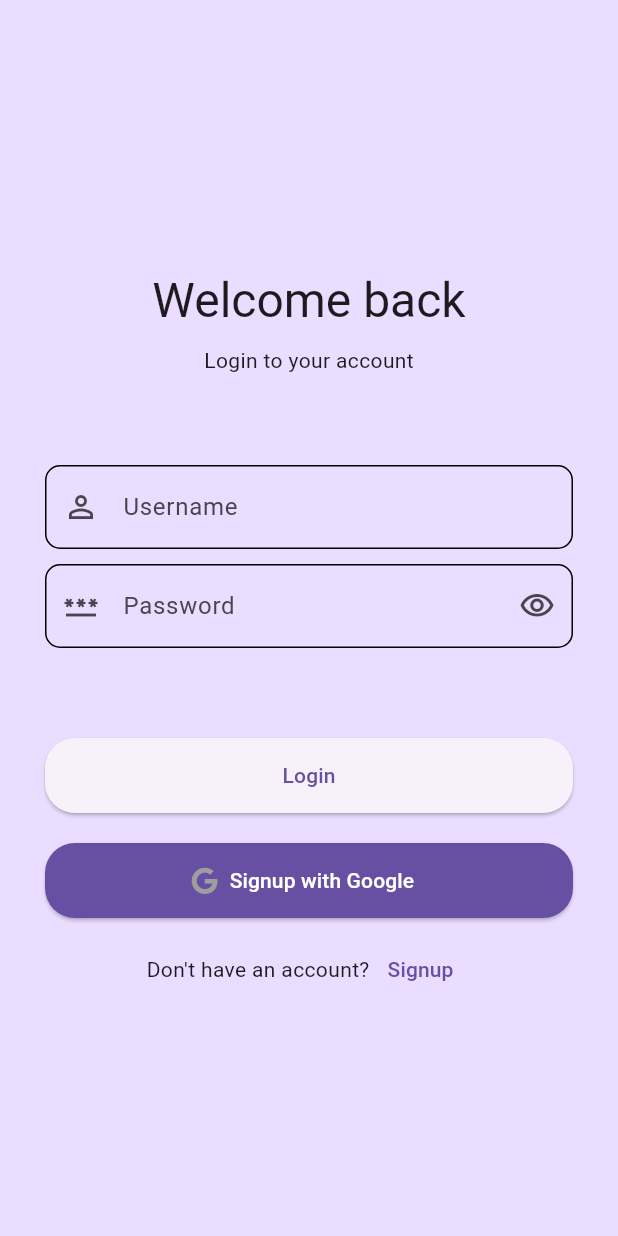
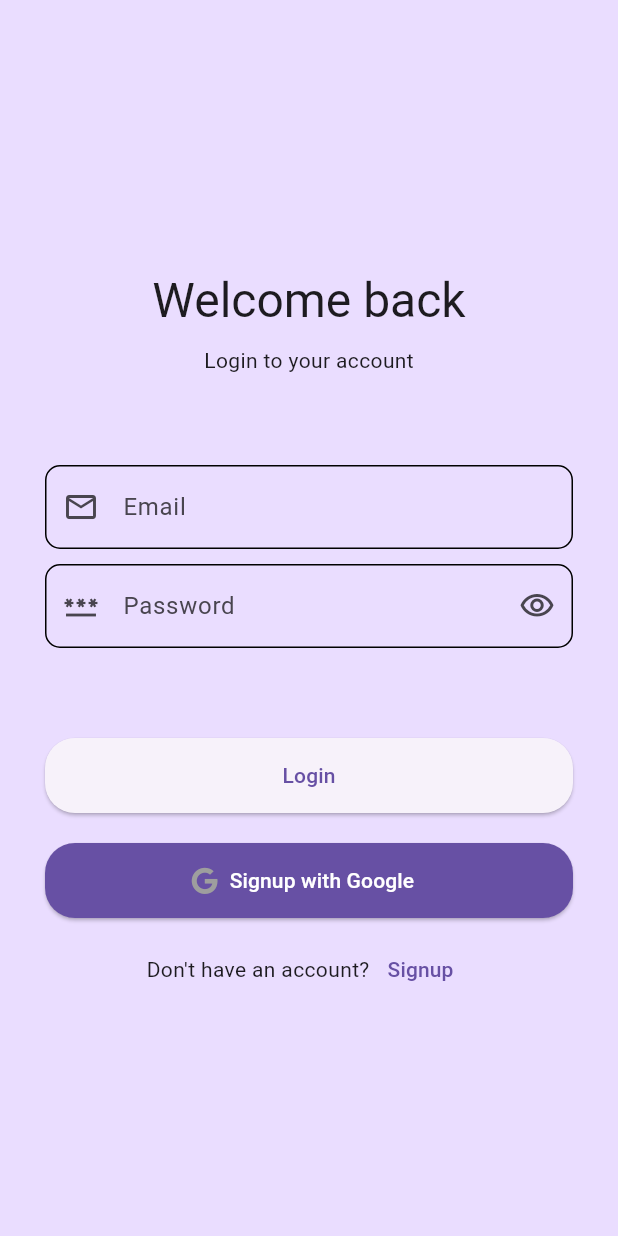
Before and after one commit to Susadi11/Flutter-Expense-Tracker, a Flutter app: the Profile screen opened directly with empty values, after a tap on "Sign Out", on a phone screen of 412 x 824 dp. Run offline on Flutter 3.47's test engine with Material 3 defaults, Android fonts, the phone set to English and light mode, and no system bars; our stand-ins replace connectivity_plus, firebase_auth, firebase_core, fluttertoast, font_awesome_flutter, hive_flutter and 1 more; accounts and stored records are empty; network calls fail.

Commit message:
added login method

```diff
--- a/frontend/lib/login.dart
+++ b/frontend/lib/login.dart
@@ -1,9 +1,11 @@
 import 'package:flutter/material.dart';
 import 'package:hive_flutter/hive_flutter.dart';
-import 'package:font_awesome_flutter/font_awesome_flutter.dart'; // Import for Google icon
-
+import 'package:font_awesome_flutter/font_awesome_flutter.dart';
+import 'package:firebase_auth/firebase_auth.dart';
+import 'package:expense_tracker/user_auth/firebase_auth_implementation/firebase_auth_services.dart';
+import 'toast.dart';
 import 'signup.dart';
-import 'home_screen.dart';
+import 'profile.dart';
 
 class Login extends StatefulWidget {
   const Login({Key? key}) : super(key: key);
@@ -16,19 +18,17 @@ class _LoginState extends State<Login> {
   final GlobalKey<FormState> _formKey = GlobalKey();
 
   final FocusNode _focusNodePassword = FocusNode();
-  final TextEditingController _controllerUsername = TextEditingController();
+  final TextEditingController _controllerEmail = TextEditingController();
   final TextEditingController _controllerPassword = TextEditingController();
 
   bool _obscurePassword = true;
   final Box _boxLogin = Hive.box("login");
-  final Box _boxAccounts = Hive.box("accounts");
+
+  final FirebaseAuthService _auth = FirebaseAuthService();
+  bool isLoggingIn = false;
 
   @override
   Widget build(BuildContext context) {
-    if (_boxLogin.get("loginStatus") ?? false) {
-      return HomeScreen();
-    }
-
     return Scaffold(
       backgroundColor: Theme.of(context).colorScheme.primaryContainer,
       body: Form(
@@ -49,11 +49,11 @@ class _LoginState extends State<Login> {
               ),
               const SizedBox(height: 60),
               TextFormField(
-                controller: _controllerUsername,
-                keyboardType: TextInputType.name,
+                controller: _controllerEmail,
+                keyboardType: TextInputType.emailAddress,
                 decoration: InputDecoration(
-                  labelText: "Username",
-                  prefixIcon: const Icon(Icons.person_outline),
+                  labelText: "Email",
+                   prefixIcon: Icon(Icons.email_outlined),
                   border: OutlineInputBorder(
                     borderRadius: BorderRadius.circular(10),
                   ),
@@ -64,11 +64,10 @@ class _LoginState extends State<Login> {
                 onEditingComplete: () => _focusNodePassword.requestFocus(),
                 validator: (String? value) {
                   if (value == null || value.isEmpty) {
-                    return "Please enter username.";
-                  } else if (!_boxAccounts.containsKey(value)) {
-                    return "Username is not registered.";
+                    return "Please enter email.";
+                  } else if (!value.contains('@') || !value.contains('.')) {
+                    return "Please enter a valid email.";
                   }
-
                   return null;
                 },
               ),
@@ -101,11 +100,7 @@ class _LoginState extends State<Login> {
                 validator: (String? value) {
                   if (value == null || value.isEmpty) {
                     return "Please enter password.";
-                  } else if (value !=
-                      _boxAccounts.get(_controllerUsername.text)) {
-                    return "Wrong password.";
                   }
-
                   return null;
                 },
               ),
@@ -120,21 +115,11 @@ class _LoginState extends State<Login> {
                       ),
                     ),
                     onPressed: () {
-                      if (_formKey.currentState?.validate() ?? false) {
-                        _boxLogin.put("loginStatus", true);
-                        _boxLogin.put("userName", _controllerUsername.text);
-
-                        Navigator.pushReplacement(
-                          context,
-                          MaterialPageRoute(
-                            builder: (context) {
-                              return HomeScreen();
-                            },
-                          ),
-                        );
-                      }
+                      _login();
                     },
-                    child: const Text("Login"),
+                    child: isLoggingIn
+                        ? CircularProgressIndicator(color: Colors.white)
+                        : const Text("Login"),
                   ),
                   const SizedBox(height: 20),
                   ElevatedButton.icon(
@@ -163,7 +148,6 @@ class _LoginState extends State<Login> {
                       TextButton(
                         onPressed: () {
                           _formKey.currentState?.reset();
-
                           Navigator.push(
                             context,
                             MaterialPageRoute(
@@ -186,10 +170,44 @@ class _LoginState extends State<Login> {
     );
   }
 
+  void _login() async {
+    if (_formKey.currentState?.validate() ?? false) {
+      setState(() {
+        isLoggingIn = true;
+      });
+
+      String email = _controllerEmail.text;
+      String password = _controllerPassword.text;
+
+      User? user = await _auth.signInWithEmailAndPassword(email, password);
+
+      setState(() {
+        isLoggingIn = false;
+      });
+
+      if (user != null) {
+        _boxLogin.put("loginStatus", true);
+        _boxLogin.put("userEmail", user.email);
+
+        Navigator.pushReplacement(
+          context,
+          MaterialPageRoute(
+            builder: (context) => Profile(
+              username: user.displayName ?? 'User',
+              email: user.email ?? 'email@example.com',
+            ),
+          ),
+        );
+      } else {
+        // The toast message will be shown by the FirebaseAuthService
+      }
+    }
+  }
+
   @override
   void dispose() {
     _focusNodePassword.dispose();
-    _controllerUsername.dispose();
+    _controllerEmail.dispose();
     _controllerPassword.dispose();
     super.dispose();
   }
--- a/frontend/lib/profile.dart
+++ b/frontend/lib/profile.dart
@@ -1,13 +1,17 @@
 import 'package:flutter/material.dart';
 import 'package:firebase_auth/firebase_auth.dart';
 import 'login.dart';
-import 'settings_screen.dart';  // Make sure to import your settings.dart file
+import 'settings_screen.dart';
 
 class Profile extends StatelessWidget {
   final String username;
   final String email;
 
-  const Profile({super.key, required this.username, required this.email});
+  const Profile({
+    Key? key,
+    required this.username,
+    required this.email,
+  }) : super(key: key);
 
   @override
   Widget build(BuildContext context) {
@@ -20,7 +24,7 @@ class Profile extends StatelessWidget {
             onPressed: () {
               Navigator.push(
                 context,
-                MaterialPageRoute(builder: (context) =>  SettingsScreen()),
+                MaterialPageRoute(builder: (context) => SettingsScreen()),
               );
             },
           ),
@@ -87,32 +91,6 @@ class Profile extends StatelessWidget {
   }
 }
 
-  Widget _singleItem(BuildContext context, ProfileInfoItem item) => Column(
-        mainAxisAlignment: MainAxisAlignment.center,
-        children: [
-          Padding(
-            padding: const EdgeInsets.all(8.0),
-            child: Text(
-              item.value.toString(),
-              style: const TextStyle(
-                fontWeight: FontWeight.bold,
-                fontSize: 20,
-              ),
-            ),
-          ),
-          Text(
-            item.title,
-            style: Theme.of(context).textTheme.bodySmall,
-          )
-        ],
-      );
-
-class ProfileInfoItem {
-  final String title;
-  final int value;
-  const ProfileInfoItem(this.title, this.value);
-}
-
 class _TopPortion extends StatelessWidget {
   const _TopPortion({Key? key}) : super(key: key);
 
@@ -124,7 +102,14 @@ class _TopPortion extends StatelessWidget {
         Container(
           margin: const EdgeInsets.only(bottom: 50),
           decoration: const BoxDecoration(
+            color: Colors.black,
+            image: DecorationImage(
+              fit: BoxFit.cover,
+              image: NetworkImage(
+                'https://images.unsplash.com/photo-1438761681033-6461ffad8d80?ixlib=rb-1.2.1&ixid=MnwxMjA3fDB8MHxwaG90by1wYWdlfHx8fGVufDB8fHx8&auto=format&fit=crop&w=1470&q=80',
               ),
+            ),
+          ),
         ),
         Align(
           alignment: Alignment.bottomCenter,
@@ -136,12 +121,13 @@ class _TopPortion extends StatelessWidget {
               children: [
                 Container(
                   decoration: const BoxDecoration(
-                    color: Colors.black,
                     shape: BoxShape.circle,
                     image: DecorationImage(
-                        fit: BoxFit.cover,
-                        image: NetworkImage(
-                            'https://encrypted-tbn0.gstatic.com/images?q=tbn:ANd9GcQMrYE5dTA2hr1JGLuYZQv_L218986OZ0ogjDPSdIolTV1_pmLVtDRjd1gcTu4cJ9b2CV8&usqp=CAU')),
+                      fit: BoxFit.cover,
+                      image: NetworkImage(
+                        'https://images.unsplash.com/photo-1438761681033-6461ffad8d80?ixlib=rb-1.2.1&ixid=MnwxMjA3fDB8MHxwaG90by1wYWdlfHx8fGVufDB8fHx8&auto=format&fit=crop&w=1470&q=80',
+                      ),
+                    ),
                   ),
                 ),
                 Positioned(
@@ -153,7 +139,9 @@ class _TopPortion extends StatelessWidget {
                     child: Container(
                       margin: const EdgeInsets.all(8.0),
                       decoration: const BoxDecoration(
-                          color: Colors.green, shape: BoxShape.circle),
+                        color: Colors.green,
+                        shape: BoxShape.circle,
+                      ),
                     ),
                   ),
                 ),
--- a/frontend/lib/signup.dart
+++ b/frontend/lib/signup.dart
@@ -222,6 +222,9 @@ class _SignupState extends State<Signup> {
     });
 
     if (user != null) {
+      // Store the username in Firebase
+      await user.updateDisplayName(username);
+
       _boxAccounts.put(username, password);
 
       showToast(message: "User is successfully created");
```
